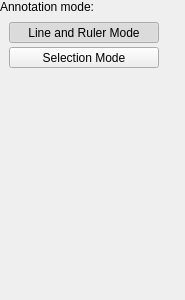
Old version of the form GUI/Qt/Components/AnnotationToolPanel.ui in the repository pyushkevich/itksnap.
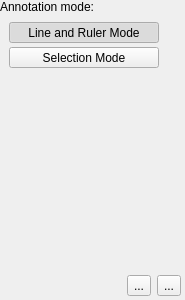
New version of the form. Icons and pictures are not drawn.

Commit message: Added shift-drag for orthogonal lines, hover-over cursor changes, save/restore functionality for annotation mode

The edit to the form file:
```diff
--- a/GUI/Qt/Components/AnnotationToolPanel.ui
+++ b/GUI/Qt/Components/AnnotationToolPanel.ui
@@ -125,6 +125,68 @@
      </property>
     </spacer>
    </item>
+   <item>
+    <widget class="QWidget" name="widget" native="true">
+     <layout class="QHBoxLayout" name="horizontalLayout">
+      <property name="spacing">
+       <number>6</number>
+      </property>
+      <property name="leftMargin">
+       <number>4</number>
+      </property>
+      <property name="topMargin">
+       <number>4</number>
+      </property>
+      <property name="rightMargin">
+       <number>4</number>
+      </property>
+      <property name="bottomMargin">
+       <number>4</number>
+      </property>
+      <item>
+       <spacer name="horizontalSpacer">
+        <property name="orientation">
+         <enum>Qt::Horizontal</enum>
+        </property>
+        <property name="sizeHint" stdset="0">
+         <size>
+          <width>110</width>
+          <height>20</height>
+         </size>
+        </property>
+       </spacer>
+      </item>
+      <item>
+       <widget class="QToolButton" name="btnOpen">
+        <property name="toolTip">
+         <string>&lt;html&gt;&lt;head/&gt;&lt;body&gt;&lt;p&gt;Load annotations from file&lt;/p&gt;&lt;/body&gt;&lt;/html&gt;</string>
+        </property>
+        <property name="text">
+         <string>...</string>
+        </property>
+        <property name="icon">
+         <iconset resource="../Resources/SNAPResources.qrc">
+          <normaloff>:/root/open_22.png</normaloff>:/root/open_22.png</iconset>
+        </property>
+       </widget>
+      </item>
+      <item>
+       <widget class="QToolButton" name="btnSave">
+        <property name="toolTip">
+         <string>&lt;html&gt;&lt;head/&gt;&lt;body&gt;&lt;p&gt;Save annotations to file&lt;/p&gt;&lt;/body&gt;&lt;/html&gt;</string>
+        </property>
+        <property name="text">
+         <string>...</string>
+        </property>
+        <property name="icon">
+         <iconset resource="../Resources/SNAPResources.qrc">
+          <normaloff>:/root/save_22.png</normaloff>:/root/save_22.png</iconset>
+        </property>
+       </widget>
+      </item>
+     </layout>
+    </widget>
+   </item>
   </layout>
  </widget>
  <resources>
```
The commit also changes 11 other files.
